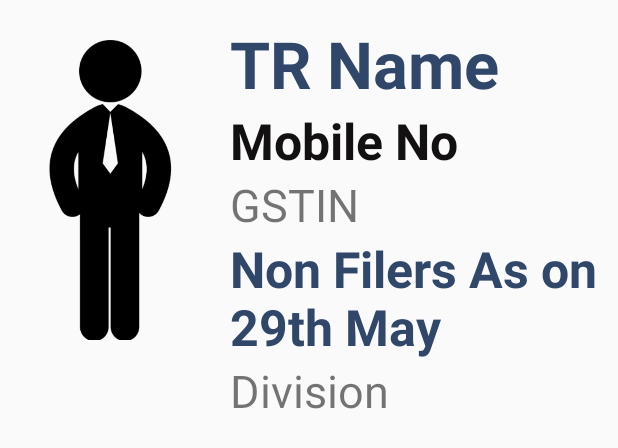
After one commit to adityasuman2025/GSTApp, an Android app: the layout list_gst_adapter.xml on its own in the app's theme, with its tools: preview values and no code run, on a phone screen of 412 x 824 dp. The commit adds this screen. Shown: the top 448 px of the screen. Run offline under Robolectric (Android 15) with nearby library versions, the phone set to English and light mode, and no system bars.

Commit message:
working on adapter

```diff
--- a/app/src/main/java/in/mngo/myapplication/CsvToJSON.java
+++ b/app/src/main/java/in/mngo/myapplication/CsvToJSON.java
@@ -89,8 +89,6 @@ public class CsvToJSON extends AsyncTask<String,Void,String>
             return "-2";
         }
 
-        //return jsonArray.toString();
-
-        return "-1";
+        return jsonArray.toString();
     }
 }
--- a/app/src/main/java/in/mngo/myapplication/Dashboard.java
+++ b/app/src/main/java/in/mngo/myapplication/Dashboard.java
@@ -5,6 +5,8 @@ import android.content.SharedPreferences;
 import android.support.v7.app.AppCompatActivity;
 import android.os.Bundle;
 import android.view.View;
+import android.view.ViewGroup;
+import android.widget.BaseAdapter;
 import android.widget.ListView;
 import android.widget.TextView;
 
@@ -45,10 +47,16 @@ public class Dashboard extends AppCompatActivity
             if(JSONResultString.equals("-1"))
             {
                 text.setText("CSV file not found");
+
+                nonFilersCount.setVisibility(View.GONE);
+                GSTCount.setVisibility(View.GONE);
             }
             else  if(JSONResultString.equals("-2"))
             {
                 text.setText("Failed to parse CSV file");
+
+                nonFilersCount.setVisibility(View.GONE);
+                GSTCount.setVisibility(View.GONE);
             }
             else
             {
@@ -63,10 +71,24 @@ public class Dashboard extends AppCompatActivity
                 JSONObject jsonObject = jsonArray.getJSONObject(len-1);
 
                 String nonFilers = jsonObject.getString("NON FILERS AS ON 29TH MAY");
-                String GSTIN = jsonObject.getString("GSTIN");
+                String GSTINCount = jsonObject.getString("GSTIN");
 
                 nonFilersCount.setText("Non Filers:" + nonFilers);
-                GSTCount.setText("Registered GST: " + GSTIN);
+                GSTCount.setText("Registered GST: " + GSTINCount);
+
+                JSONObject jo = new JSONObject();
+
+                for (int i=0; i < len - 1; i++)
+                {
+                    jo = jsonArray.getJSONObject(i);
+
+                    String DIVISION = jo.getString("DIVISION");
+                    String GSTIN = jo.getString("GSTIN");
+                    String TR_NAME = jo.getString("TR_NAME");
+                    String MOBILE_NU = jo.getString("MOBILE_NU");
+                    String NON_FILERS_AS_ON_29TH_MAY = jo.getString("NON FILERS AS ON 29TH MAY");
+
+                }
             }
         }
         catch (ExecutionException e) {
@@ -75,9 +97,11 @@ public class Dashboard extends AppCompatActivity
             e.printStackTrace();
         } catch (JSONException e) {
             e.printStackTrace();
+            text.setText("Failed to parse CSV file");
         }
     }
 
+//function to initialize all the views
     public void viewInitializer()
     {
         text = findViewById(R.id.text);
@@ -89,4 +113,55 @@ public class Dashboard extends AppCompatActivity
         listGST = findViewById(R.id.listGST);
     }
 
+//creating custom adapter to list issued keys
+//    class IssuedKeysHistoryAdapter extends BaseAdapter
+//    {
+//        @Override
+//        public int getCount()
+//        {
+//            return issue_ids.length;
+//        }
+//
+//        @Override
+//        public Object getItem(int i) {
+//            return null;
+//        }
+//
+//        @Override
+//        public long getItemId(int i) {
+//            return 0;
+//        }
+//
+//        @Override
+//        public View getView(int i, View view, ViewGroup viewGroup)
+//        {
+//            //rendering the layout
+//            view = getLayoutInflater().inflate(R.layout.list_gst_adapter, null);
+//
+//            //defining variables
+//            TextView key_name = view.findViewById(R.id.key_name);
+//            TextView issue_date = view.findViewById(R.id.issue_date);
+//
+//            TextView issue_status = view.findViewById(R.id.issue_status);
+//
+//            //setting the variables to a value
+//            key_name.setText(key_names[i]);
+//            issue_date.setText(issued_ons[i]);
+//
+//            String status = "NA";
+//            if(statuses[i].equals("1"))//not returned
+//            {
+//                status = "N-R"; //Not-Returned
+//            }
+//            else if(statuses[i].equals("2"))//returned
+//            {
+//                status = "R"; //Returned
+//            }
+//
+//            issue_status.setText(status);
+//
+//            return view;
+//        }
+//    }
+
 }
--- a/app/src/main/res/layout/activity_dashboard.xml
+++ b/app/src/main/res/layout/activity_dashboard.xml
@@ -4,8 +4,7 @@
     xmlns:tools="http://schemas.android.com/tools"
     android:layout_width="match_parent"
     android:layout_height="match_parent"
-    tools:context=".Dashboard"
-    >
+    tools:context=".Dashboard">
 
     <LinearLayout
         android:id="@+id/headerInfo"
@@ -14,7 +13,7 @@
         android:orientation="vertical"
         android:layout_alignParentTop="true"
         android:background="@color/colorAccent"
-        android:padding="20px">
+        android:padding="30px">
 
         <TextView
             android:id="@+id/text"
@@ -29,7 +28,7 @@
             android:id="@+id/nonFilersCount"
             android:layout_width="match_parent"
             android:layout_height="wrap_content"
-            android:textSize="70px"
+            android:textSize="60px"
             android:text=""
             android:textColor="@color/white"/>
 
@@ -37,7 +36,7 @@
             android:id="@+id/GSTCount"
             android:layout_width="match_parent"
             android:layout_height="wrap_content"
-            android:textSize="70px"
+            android:textSize="60px"
             android:text=""
             android:textColor="@color/white"/>
     </LinearLayout>
--- /dev/null
+++ b/app/src/main/res/layout/list_gst_adapter.xml
@@ -0,0 +1,68 @@
+<?xml version="1.0" encoding="utf-8"?>
+<RelativeLayout
+    xmlns:android="http://schemas.android.com/apk/res/android"
+    android:layout_width="match_parent"
+    android:layout_height="match_parent"
+    android:orientation="vertical"
+    android:padding="10px">
+
+    <ImageView
+        android:id="@+id/personIcon"
+        android:layout_width="200px"
+        android:layout_height="300px"
+        android:layout_marginTop="30px"
+        android:src="@drawable/person1" />
+
+    <LinearLayout
+        android:id="@+id/ok"
+        android:layout_width="match_parent"
+        android:layout_height="wrap_content"
+
+        android:layout_toEndOf="@id/personIcon"
+        android:layout_toRightOf="@id/personIcon"
+        android:orientation="vertical"
+        android:paddingLeft="20px"
+        android:paddingTop="10px">
+
+        <TextView
+            android:id="@+id/trName"
+            android:layout_width="match_parent"
+            android:layout_height="wrap_content"
+            android:text="TR Name"
+            android:textStyle="bold"
+            android:textSize="65px"
+            android:textColor="@color/colorAccent" />
+
+        <TextView
+            android:id="@+id/mobileNo"
+            android:layout_width="match_parent"
+            android:layout_height="wrap_content"
+            android:text="Mobile No"
+            android:textSize="50px"
+            android:textStyle="bold"
+            android:textColor="@color/colorPrimaryDark"/>
+
+        <TextView
+            android:id="@+id/gstin"
+            android:layout_width="match_parent"
+            android:layout_height="wrap_content"
+            android:text="GSTIN"
+            android:textSize="45px"/>
+
+        <TextView
+            android:id="@+id/nonFilerCount"
+            android:layout_width="match_parent"
+            android:layout_height="wrap_content"
+            android:text="Non Filers As on 29th May"
+            android:textStyle="bold"
+            android:textSize="50px"
+            android:textColor="@color/colorAccent"/>
+
+        <TextView
+            android:id="@+id/division"
+            android:layout_width="match_parent"
+            android:layout_height="wrap_content"
+            android:text="Division"
+            android:textSize="45px"/>
+    </LinearLayout>
+</RelativeLayout>
```
Also changed, not shown: app/src/main/res/drawable/person1.png (added).
